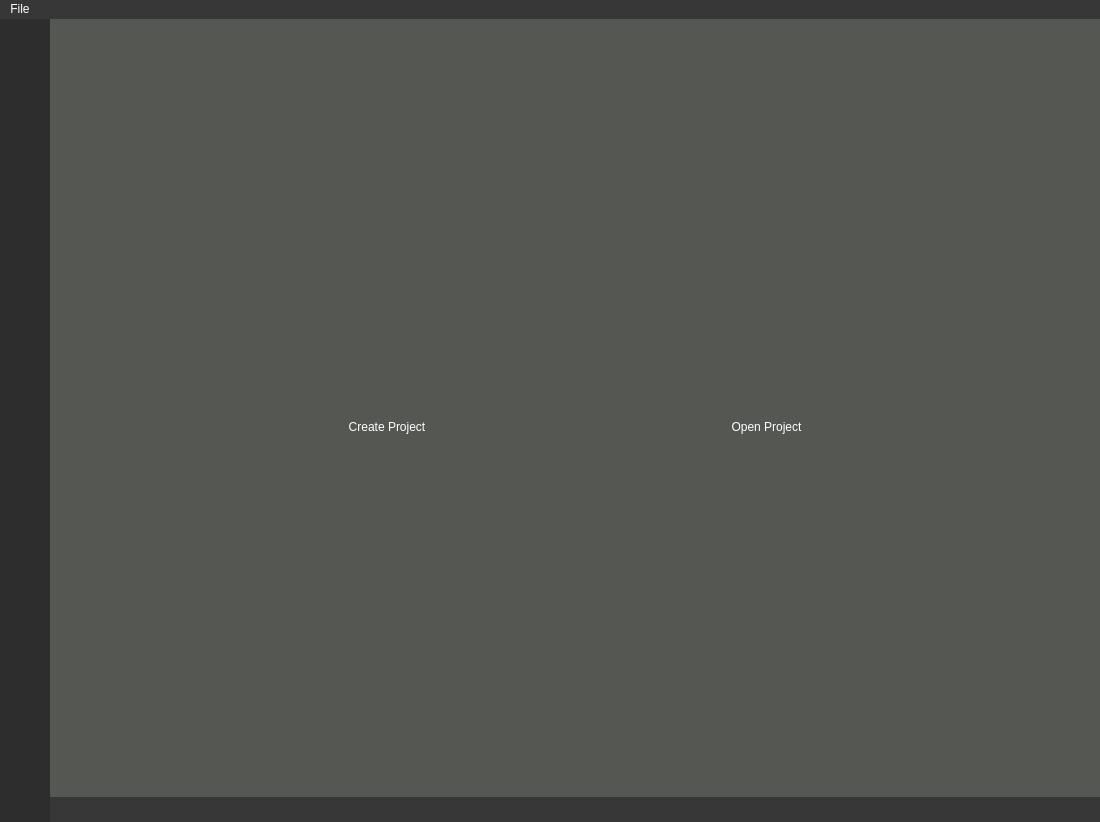
The window that yoloAnt.ui (Lachie1011/YoloAnt) describes before a commit, drawn with Qt 5.
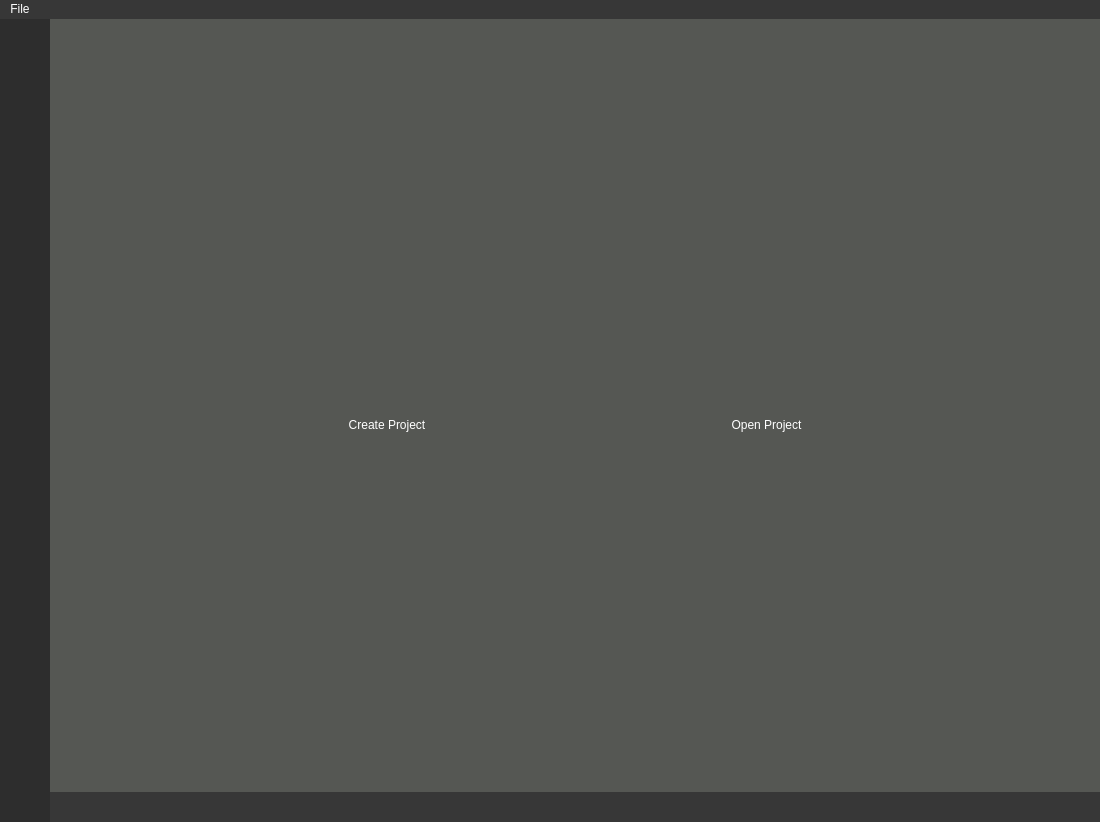
The same window after the commit. Icons and pictures are not drawn.

Commit message: Added notification bell to window

Diff of the .ui file:
```diff
--- a/yoloAnt.ui
+++ b/yoloAnt.ui
@@ -303,7 +303,7 @@
             <property name="minimumSize">
              <size>
               <width>50</width>
-              <height>50</height>
+              <height>40</height>
              </size>
             </property>
             <property name="text">
@@ -315,8 +315,8 @@
             </property>
             <property name="iconSize">
              <size>
-              <width>30</width>
-              <height>30</height>
+              <width>25</width>
+              <height>25</height>
              </size>
             </property>
            </widget>
@@ -2245,7 +2245,7 @@
          <property name="minimumSize">
           <size>
            <width>0</width>
-           <height>25</height>
+           <height>30</height>
           </size>
          </property>
          <property name="styleSheet">
@@ -2257,6 +2257,57 @@
          <property name="frameShadow">
           <enum>QFrame::Raised</enum>
          </property>
+         <layout class="QHBoxLayout" name="horizontalLayout_12">
+          <property name="spacing">
+           <number>0</number>
+          </property>
+          <property name="leftMargin">
+           <number>0</number>
+          </property>
+          <property name="topMargin">
+           <number>1</number>
+          </property>
+          <property name="rightMargin">
+           <number>0</number>
+          </property>
+          <property name="bottomMargin">
+           <number>4</number>
+          </property>
+          <item>
+           <spacer name="horizontalSpacer_13">
+            <property name="orientation">
+             <enum>Qt::Horizontal</enum>
+            </property>
+            <property name="sizeHint" stdset="0">
+             <size>
+              <width>40</width>
+              <height>20</height>
+             </size>
+            </property>
+           </spacer>
+          </item>
+          <item>
+           <widget class="QPushButton" name="notificationBtn">
+            <property name="text">
+             <string/>
+            </property>
+            <property name="icon">
+             <iconset>
+              <normaloff>icons/icons8-notification-bell-30-inactive.png</normaloff>
+              <normalon>icons/icons8-notification-bell-30-active.png</normalon>icons/icons8-notification-bell-30-inactive.png</iconset>
+            </property>
+            <property name="iconSize">
+             <size>
+              <width>27</width>
+              <height>27</height>
+             </size>
+            </property>
+            <property name="checkable">
+             <bool>true</bool>
+            </property>
+           </widget>
+          </item>
+         </layout>
         </widget>
        </item>
       </layout>
```
The commit also changes 4 other files.
